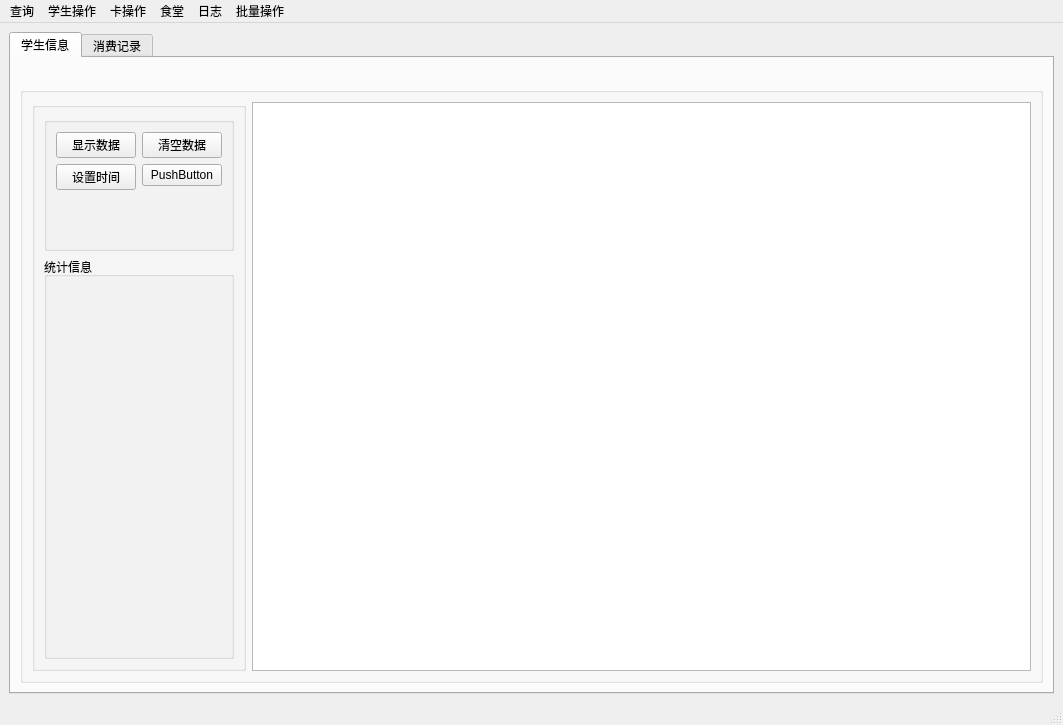
Qt form mainwindow.ui (2205794866/Hustcards_v2) before a commit.
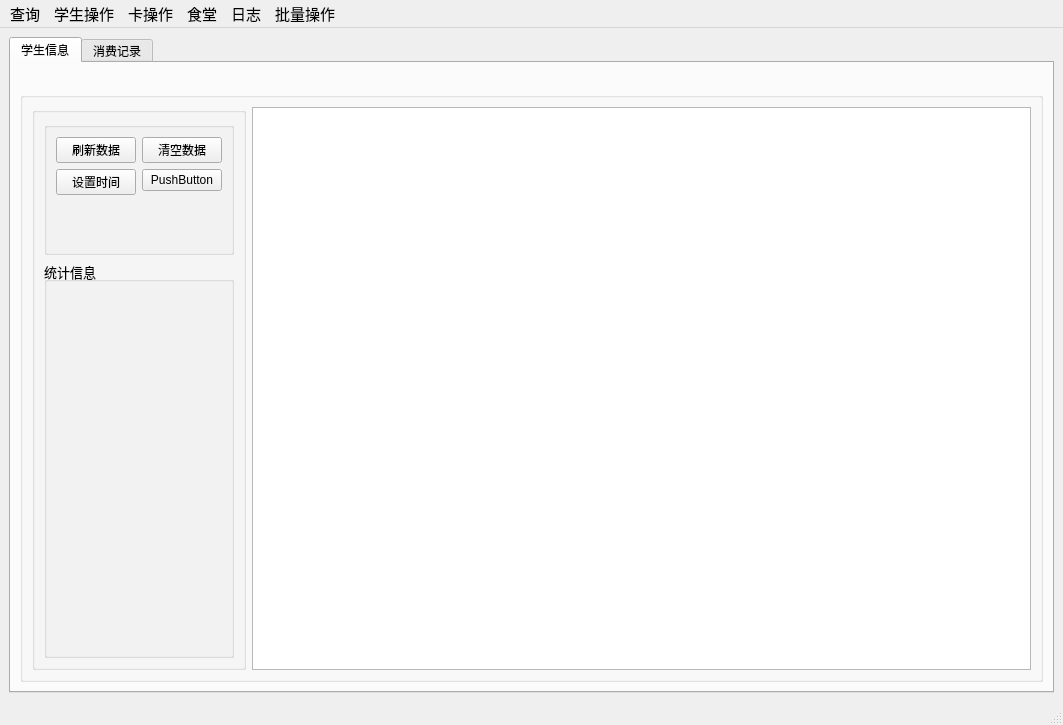
The same form after that commit. Icons and pictures are not drawn.

Diff of the .ui file:
```diff
--- a/mainwindow.ui
+++ b/mainwindow.ui
@@ -10,13 +10,28 @@
     <height>725</height>
    </rect>
   </property>
+  <property name="font">
+   <font>
+    <pointsize>11</pointsize>
+   </font>
+  </property>
   <property name="windowTitle">
    <string>MainWindow</string>
   </property>
   <widget class="QWidget" name="centralwidget">
+   <property name="font">
+    <font>
+     <pointsize>11</pointsize>
+    </font>
+   </property>
    <layout class="QVBoxLayout" name="verticalLayout">
     <item>
      <widget class="QTabWidget" name="tabWidget">
+      <property name="font">
+       <font>
+        <pointsize>9</pointsize>
+       </font>
+      </property>
       <property name="currentIndex">
        <number>0</number>
       </property>
@@ -53,7 +68,7 @@
                  <item row="0" column="0">
                   <widget class="QPushButton" name="show_data">
                    <property name="text">
-                    <string>显示数据</string>
+                    <string>刷新数据</string>
                    </property>
                   </widget>
                  </item>
@@ -83,6 +98,11 @@
               </item>
               <item>
                <widget class="QGroupBox" name="info_group">
+                <property name="font">
+                 <font>
+                  <pointsize>10</pointsize>
+                 </font>
+                </property>
                 <property name="title">
                  <string>统计信息</string>
                 </property>
@@ -211,7 +231,7 @@
      <x>0</x>
      <y>0</y>
      <width>1063</width>
-     <height>25</height>
+     <height>28</height>
     </rect>
    </property>
    <widget class="QMenu" name="search_menu">
```
Left out of the diff: 12 changed lines with no effect on the pictures.
